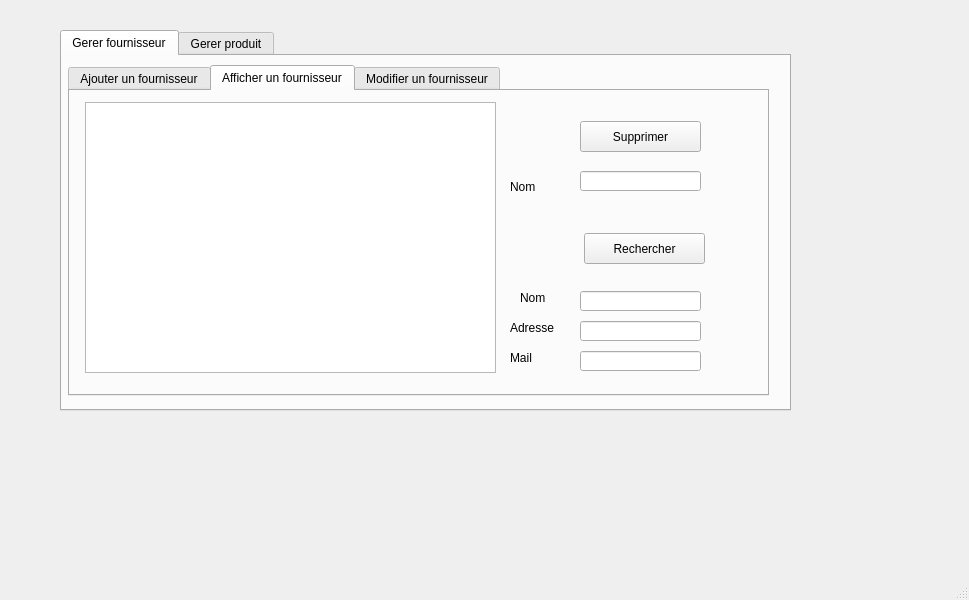
This is Desktop/projet/mainwindow.ui in ImenBenMansour/Smart_Pastry_Shop_2A21 as Qt 5 draws it before an edit. The edited form follows.
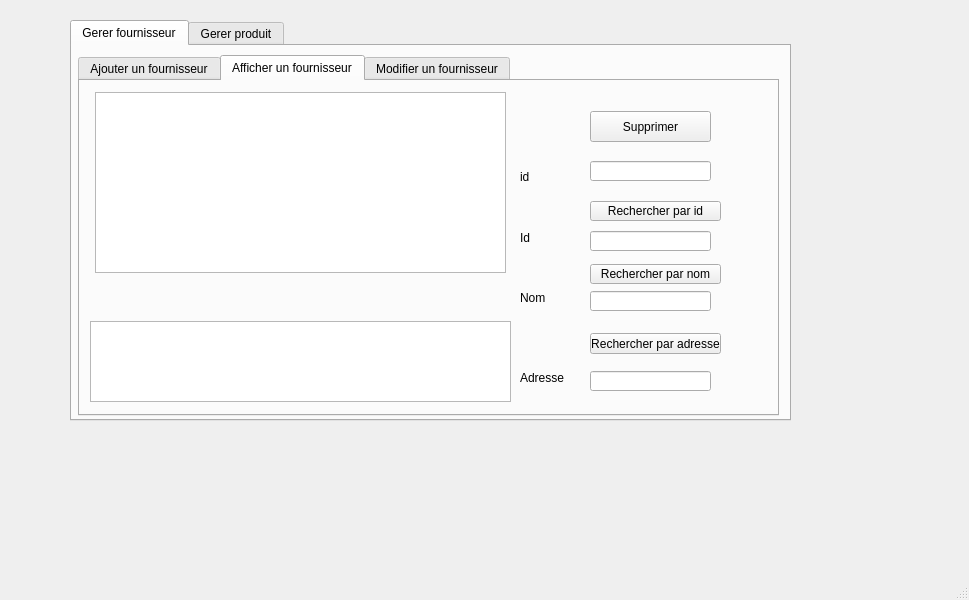
This is the edited form. The open tabs and pages were chosen to show the change.

What changed in the file:
```diff
--- a/Desktop/projet/mainwindow.ui
+++ b/Desktop/projet/mainwindow.ui
@@ -17,10 +17,10 @@
    <widget class="QTabWidget" name="gerer_f_2">
     <property name="geometry">
      <rect>
-      <x>60</x>
-      <y>30</y>
-      <width>731</width>
-      <height>381</height>
+      <x>70</x>
+      <y>20</y>
+      <width>721</width>
+      <height>401</height>
      </rect>
     </property>
     <property name="currentIndex">
@@ -36,7 +36,7 @@
         <x>6</x>
         <y>9</y>
         <width>701</width>
-        <height>331</height>
+        <height>361</height>
        </rect>
       </property>
       <property name="currentIndex">
@@ -174,7 +174,7 @@
           <x>15</x>
           <y>11</y>
           <width>411</width>
-          <height>271</height>
+          <height>181</height>
          </rect>
         </property>
        </widget>
@@ -214,27 +214,27 @@
          </rect>
         </property>
         <property name="text">
-         <string>Nom</string>
+         <string>id</string>
         </property>
        </widget>
        <widget class="QLabel" name="label_6">
         <property name="geometry">
          <rect>
-          <x>450</x>
-          <y>200</y>
+          <x>440</x>
+          <y>150</y>
           <width>47</width>
           <height>13</height>
          </rect>
         </property>
         <property name="text">
-         <string>Nom</string>
+         <string>Id</string>
         </property>
        </widget>
-       <widget class="QLineEdit" name="lineEdit_nom_four_4">
+       <widget class="QLineEdit" name="lineEdit_id_four_4">
         <property name="geometry">
          <rect>
           <x>510</x>
-          <y>200</y>
+          <y>150</y>
           <width>121</width>
           <height>20</height>
          </rect>
@@ -243,34 +243,34 @@
        <widget class="QPushButton" name="pb_rechercher">
         <property name="geometry">
          <rect>
-          <x>514</x>
-          <y>142</y>
-          <width>121</width>
-          <height>31</height>
+          <x>510</x>
+          <y>120</y>
+          <width>131</width>
+          <height>20</height>
          </rect>
         </property>
         <property name="text">
-         <string>Rechercher</string>
+         <string>Rechercher par id</string>
         </property>
        </widget>
        <widget class="QLabel" name="label_21">
         <property name="geometry">
          <rect>
           <x>440</x>
-          <y>230</y>
+          <y>210</y>
           <width>47</width>
           <height>13</height>
          </rect>
         </property>
         <property name="text">
-         <string>Adresse</string>
+         <string>Nom</string>
         </property>
        </widget>
        <widget class="QLineEdit" name="lineEdit_adresse_four_4">
         <property name="geometry">
          <rect>
           <x>510</x>
-          <y>230</y>
+          <y>210</y>
           <width>121</width>
           <height>20</height>
          </rect>
@@ -280,25 +280,61 @@
         <property name="geometry">
          <rect>
           <x>440</x>
-          <y>260</y>
+          <y>290</y>
           <width>47</width>
           <height>13</height>
          </rect>
         </property>
         <property name="text">
-         <string>Mail</string>
+         <string>Adresse</string>
         </property>
        </widget>
-       <widget class="QLineEdit" name="lineEdit_mail_four_4">
+       <widget class="QLineEdit" name="lineEdit_adresse_four_4">
         <property name="geometry">
          <rect>
           <x>510</x>
-          <y>260</y>
+          <y>290</y>
           <width>121</width>
           <height>20</height>
          </rect>
         </property>
        </widget>
+       <widget class="QPushButton" name="pb_rechercher_nom">
+        <property name="geometry">
+         <rect>
+          <x>510</x>
+          <y>183</y>
+          <width>131</width>
+          <height>20</height>
+         </rect>
+        </property>
+        <property name="text">
+         <string>Rechercher par nom</string>
+        </property>
+       </widget>
+       <widget class="QPushButton" name="pb_rechercher_adresse">
+        <property name="geometry">
+         <rect>
+          <x>510</x>
+          <y>252</y>
+          <width>131</width>
+          <height>21</height>
+         </rect>
+        </property>
+        <property name="text">
+         <string>Rechercher par adresse</string>
+        </property>
+       </widget>
+       <widget class="QTableView" name="four_trouve">
+        <property name="geometry">
+         <rect>
+          <x>10</x>
+          <y>240</y>
+          <width>421</width>
+          <height>81</height>
+         </rect>
+        </property>
+       </widget>
       </widget>
       <widget class="QWidget" name="tab_3">
        <attribute name="title">
```
Left out of the diff: 94 changed lines with no effect on the pictures.
